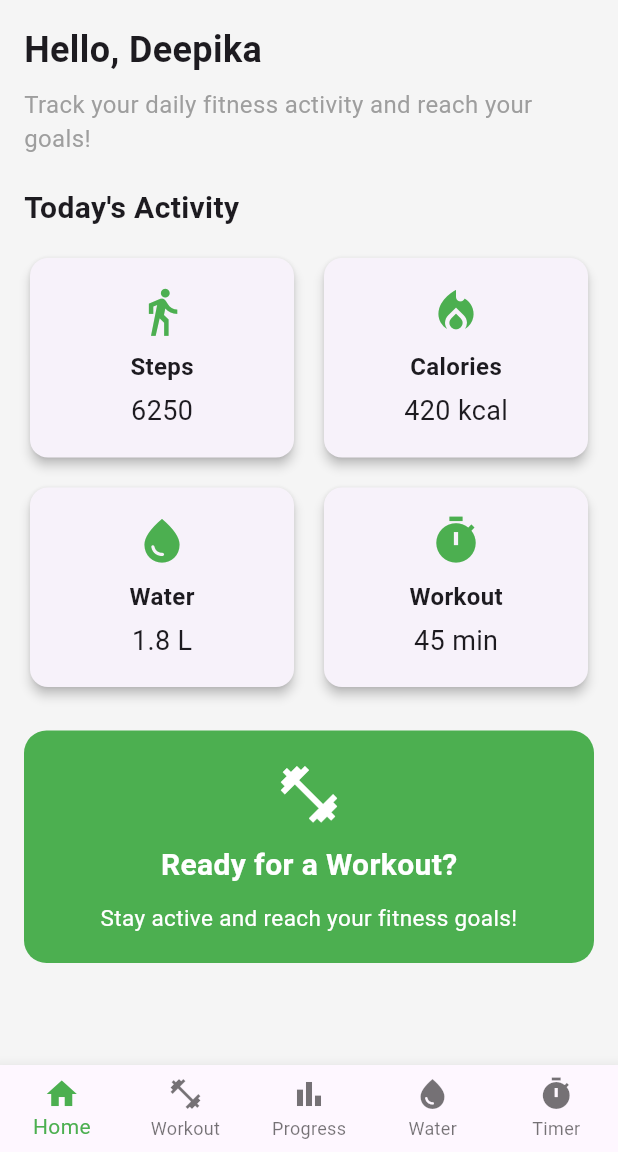
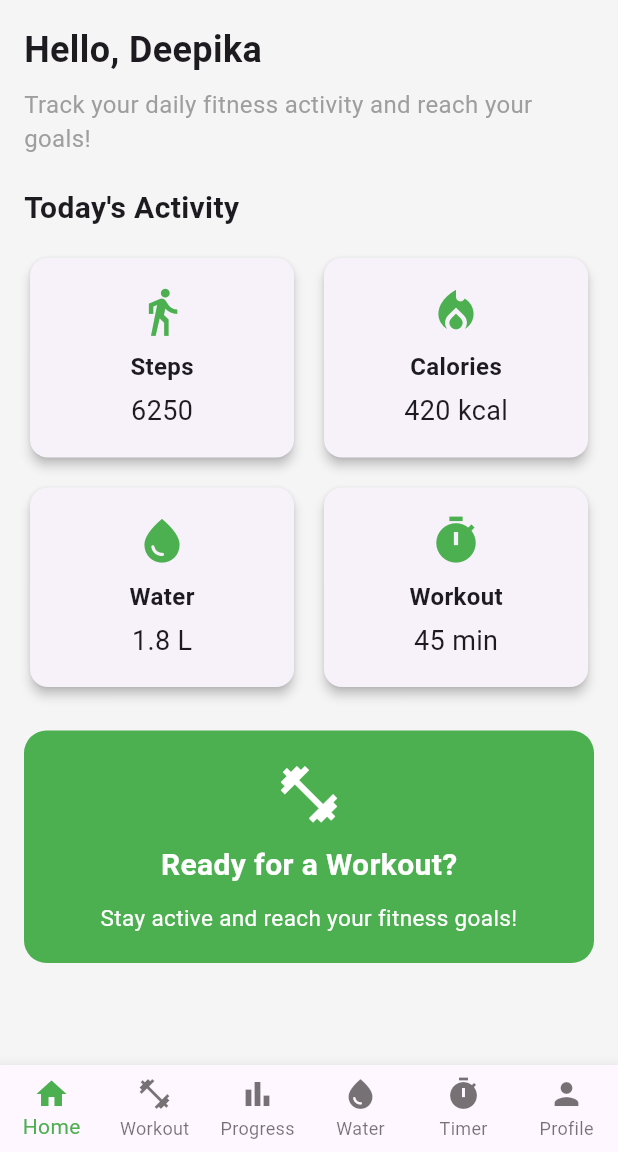
Before and after one commit to gadaraboinadeepika/fitness-tracking-system, a Flutter app: the screen it shows after launch, on a phone screen of 412 x 824 dp, the part 84-1236 px from its top. Run offline on Flutter 3.47's test engine with Material 3 defaults, Android fonts, the phone set to English and light mode, and no system bars.

```diff
--- a/lib/main.dart
+++ b/lib/main.dart
@@ -1,9 +1,9 @@
-
 import 'package:flutter/material.dart';
 import 'workout_screen.dart';
 import 'progress_screen.dart';
 import 'water_tracker_screen.dart';
 import 'workout_timer_screen.dart';
+import 'profile_screen.dart';
 
 void main() {
   runApp(const FitnessTrackingApp());
@@ -44,6 +44,7 @@ class _MainNavigationScreenState
     ProgressScreen(),
     WaterTrackerScreen(),
     WorkoutTimerScreen(),
+    ProfileScreen(),
   ];
 
   @override
@@ -79,6 +80,10 @@ class _MainNavigationScreenState
           BottomNavigationBarItem(
             icon: Icon(Icons.timer),
             label: 'Timer',
+          ),
+          BottomNavigationBarItem(
+            icon: Icon(Icons.person),
+            label: 'Profile',
           ),
         ],
       ),
@@ -173,14 +178,14 @@ class FitnessHomePage extends StatelessWidget {
                 borderRadius: BorderRadius.circular(15),
               ),
               child: Column(
-                children: [
-                  const Icon(
+                children: const [
+                  Icon(
                     Icons.fitness_center,
                     color: Colors.white,
                     size: 45,
                   ),
-                  const SizedBox(height: 10),
-                  const Text(
+                  SizedBox(height: 10),
+                  Text(
                     'Ready for a Workout?',
                     style: TextStyle(
                       color: Colors.white,
@@ -188,8 +193,8 @@ class FitnessHomePage extends StatelessWidget {
                       fontWeight: FontWeight.bold,
                     ),
                   ),
-                  const SizedBox(height: 10),
-                  const Text(
+                  SizedBox(height: 10),
+                  Text(
                     'Stay active and reach your fitness goals!',
                     textAlign: TextAlign.center,
                     style: TextStyle(
@@ -206,7 +211,7 @@ class FitnessHomePage extends StatelessWidget {
     );
   }
 
-  Widget activityCard(
+  static Widget activityCard(
     IconData icon,
     String title,
     String value,
```
Also changed, not shown: lib/profile_screen.dart (added, +97 -0 lines).
